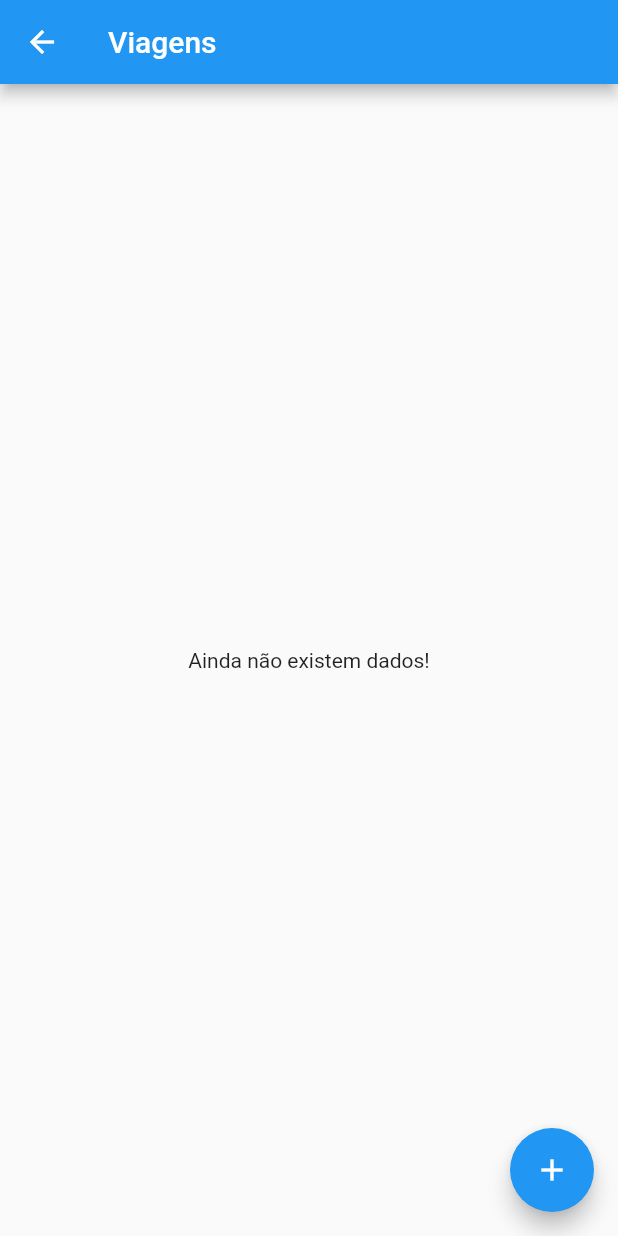
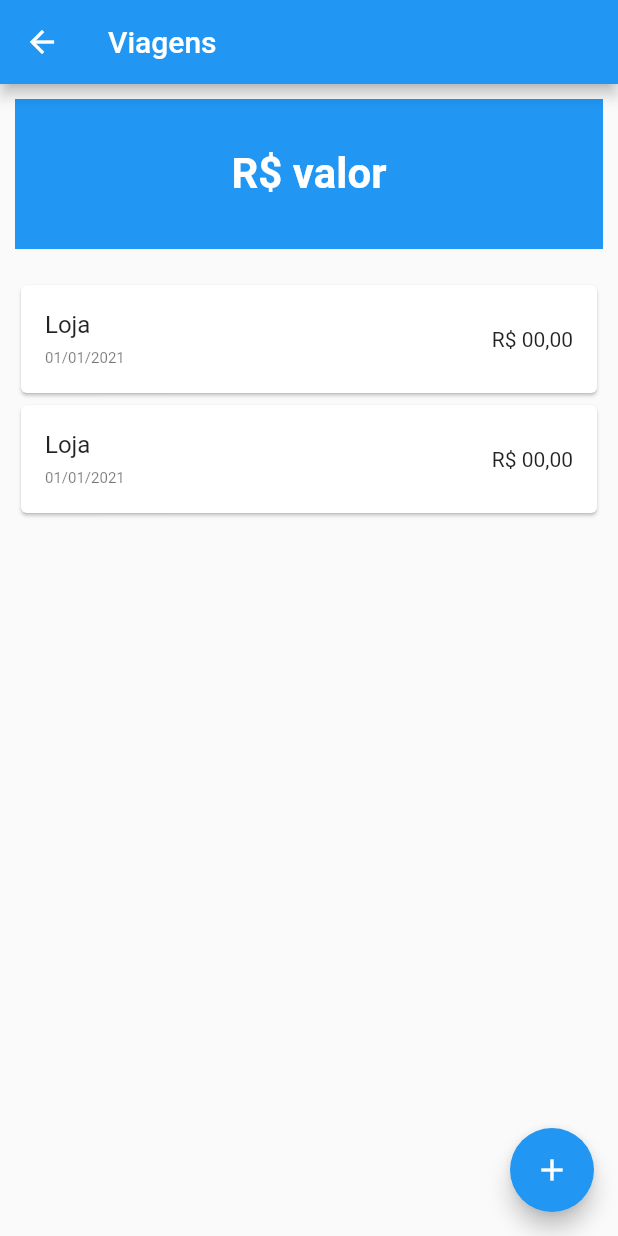
Before and after one commit to kr0ck/Controle-MotoBoy, a Flutter app: the ViagensScreen screen opened directly, on a phone screen of 412 x 824 dp. Run offline on Flutter 3.47's test engine with Material 2 defaults, Android fonts, the light colour scheme and no system bars.

Commit message:
Construindo layout da screen vigens

```diff
--- a/lib/Screens/Viagens_Screen.dart
+++ b/lib/Screens/Viagens_Screen.dart
@@ -13,9 +13,44 @@ class _ViagensScreenState extends State<ViagensScreen> {
       appBar: AppBar(
         title: Text('Viagens'),
       ),
-      body: Center(
-        child: Text('Ainda não existem dados!'),
+      body: Column(
+        children: [
+          Container(
+            margin: EdgeInsets.all(10),
+            padding: EdgeInsets.all(10),
+            height: 100,
+            color: Colors.blue,
+            child: Center(
+              child: Text(
+                'R\$ valor',
+                style: TextStyle(
+                  color: Colors.white,
+                  fontSize: 28,
+                  fontWeight: FontWeight.bold,
+                ),
+              ),
+            ),
+          ),
+          Container(
+              padding: EdgeInsets.all(10),
+              child: ListView.builder(
+                  shrinkWrap: true,
+                  itemCount: 2,
+                  itemBuilder: (_, index) {
+                    return Card(
+                      child: ListTile(
+                        title: Text('Loja'),
+                        subtitle:
+                            Text('01/01/2021', style: TextStyle(fontSize: 10)),
+                        trailing: Text('R\$ 00,00'),
+                      ),
+                    );
+                  })),
+        ],
       ),
+      // Center(
+      //   child: Text('Ainda não existem dados!'),
+      // ),
       floatingActionButton: FloatingActionButton(
         onPressed: () {
           Navigator.of(context).push(
```
